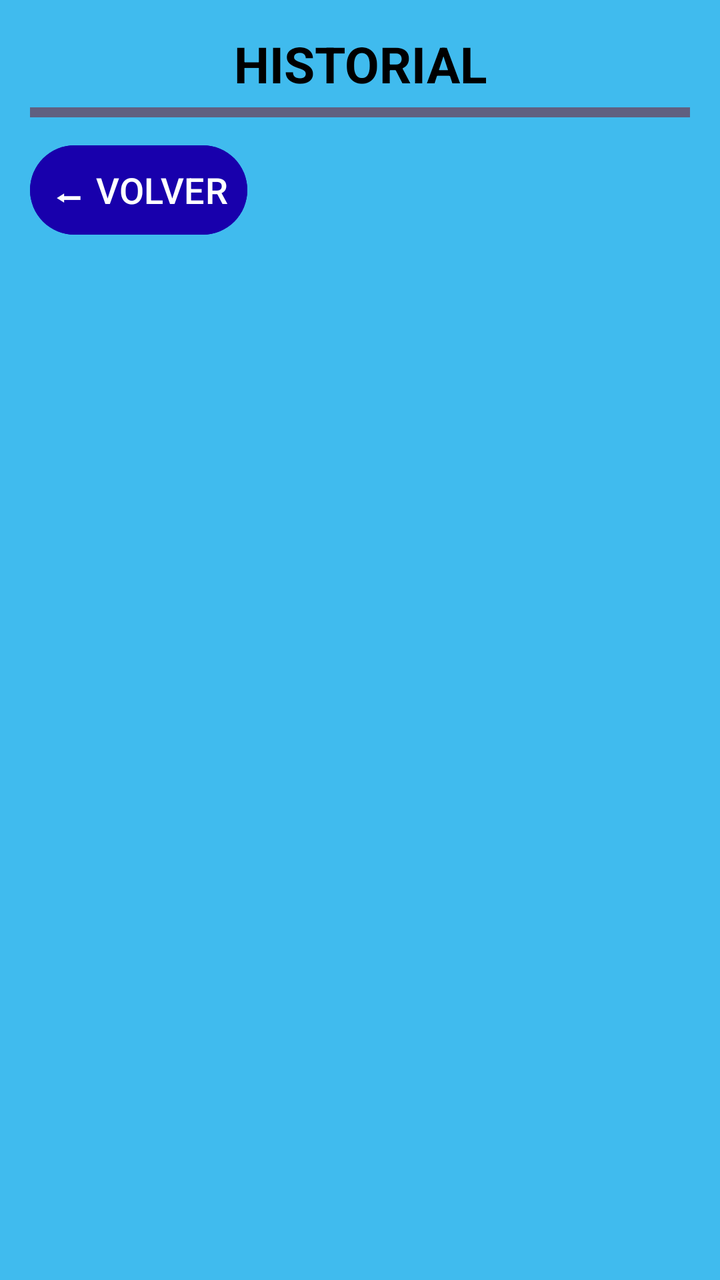
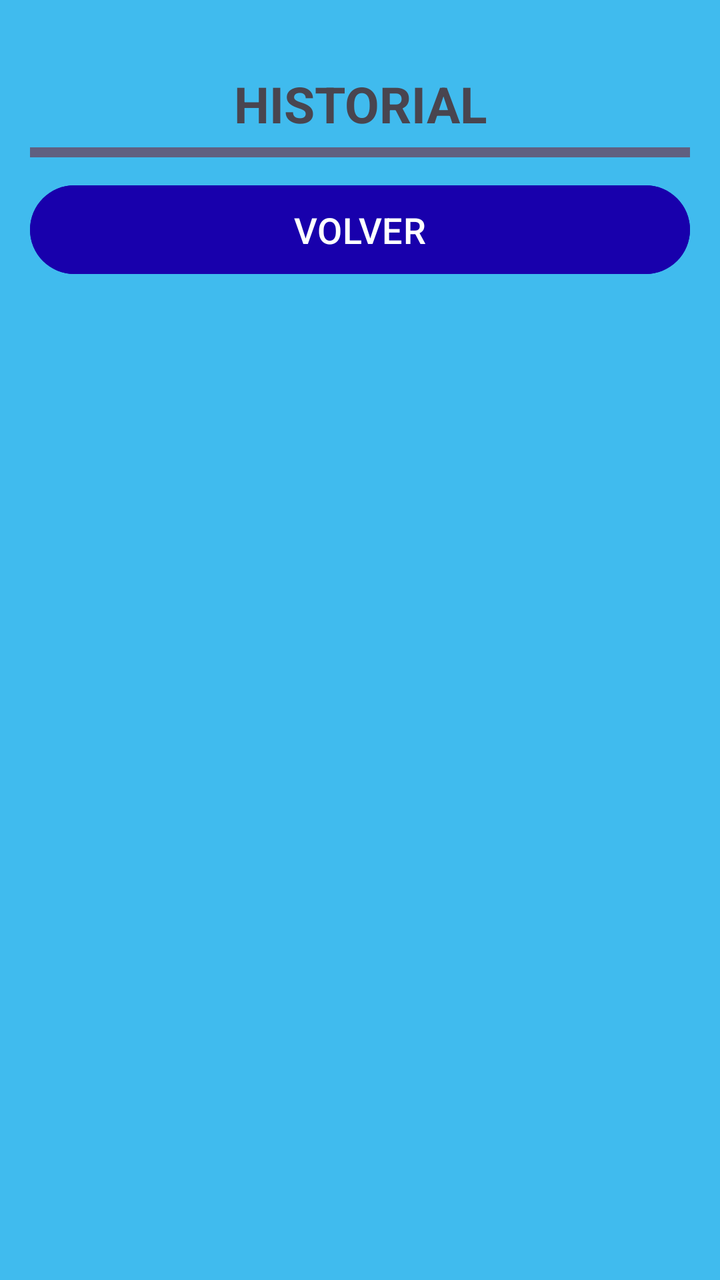

Screens rendered from an Android XML layout before and after an edit, with the pre-edit source and the edit as a unified diff.
<!-- AndroidManifest.xml: application theme Theme.SuperSexiBoys -->
<!-- res/layout/activity_tareas_terminadas.xml -->
<?xml version="1.0" encoding="utf-8"?>
<androidx.constraintlayout.widget.ConstraintLayout
    xmlns:android="http://schemas.android.com/apk/res/android"
    xmlns:app="http://schemas.android.com/apk/res-auto"
    xmlns:tools="http://schemas.android.com/tools"
    android:layout_width="match_parent"
    android:layout_height="match_parent"
    android:background="@color/celeste"
    android:padding="15dp">

    <TextView
        android:id="@+id/tvTituloHistorial"
        android:layout_width="match_parent"
        android:layout_height="wrap_content"
        android:gravity="center"
        android:text="HISTORIAL"
        android:textSize="25sp"
        android:textStyle="bold"
        android:textColor="@color/black"
        app:layout_constraintTop_toTopOf="parent"
        app:layout_constraintStart_toStartOf="parent" />

    <TextView
        android:id="@+id/lineaSeparadora"
        android:layout_width="match_parent"
        android:layout_height="5dp"
        app:layout_constraintTop_toBottomOf="@+id/tvTituloHistorial"
        android:layout_marginTop="5dp"
        android:layout_marginBottom="15dp"
        android:background="@color/plomo_oscuro" />

    <Button
        android:id="@+id/btnVolver"
        android:layout_width="wrap_content"
        android:layout_height="wrap_content"
        android:text="⬅ VOLVER"
        android:textColor="@color/white"
        android:textSize="18sp"
        android:backgroundTint="@color/azul_oscuro"
        android:padding="10dp"
        android:layout_marginTop="10dp"
        app:layout_constraintStart_toStartOf="parent"
        app:layout_constraintTop_toBottomOf="@id/lineaSeparadora"/>

    <androidx.recyclerview.widget.RecyclerView
        android:id="@+id/recyclerViewTerminadas"
        android:layout_width="match_parent"
        android:layout_height="0dp"
        android:layout_marginTop="15dp"
        app:layout_constraintTop_toBottomOf="@id/btnVolver"
        app:layout_constraintBottom_toBottomOf="parent"
        app:layout_constraintStart_toStartOf="parent"
        app:layout_constraintEnd_toEndOf="parent"/>

</androidx.constraintlayout.widget.ConstraintLayout>
<!-- resources referenced by this layout -->
<resources>
  <color name="azul_oscuro">#1800AC</color>
  <color name="black">#FF000000</color>
  <color name="celeste">#40BBEE</color>
  <color name="plomo_oscuro">#606080</color>
  <color name="white">#FFFFFFFF</color>
  <style name="Theme.SuperSexiBoys" parent="Base.Theme.SuperSexiBoys" />
  <style name="Base.Theme.SuperSexiBoys" parent="Theme.Material3.DayNight.NoActionBar">
          
          
      </style>
</resources>

<!-- the commit's change to res/layout/activity_tareas_terminadas.xml (unified diff, before → after) -->
@@ -2,45 +2,44 @@
 <androidx.constraintlayout.widget.ConstraintLayout
     xmlns:android="http://schemas.android.com/apk/res/android"
     xmlns:app="http://schemas.android.com/apk/res-auto"
-    xmlns:tools="http://schemas.android.com/tools"
     android:layout_width="match_parent"
     android:layout_height="match_parent"
     android:background="@color/celeste"
     android:padding="15dp">
 
     <TextView
-        android:id="@+id/tvTituloHistorial"
+        android:id="@+id/tituloHistorial"
         android:layout_width="match_parent"
         android:layout_height="wrap_content"
         android:gravity="center"
         android:text="HISTORIAL"
         android:textSize="25sp"
         android:textStyle="bold"
-        android:textColor="@color/black"
+        android:layout_marginTop="20dp"
         app:layout_constraintTop_toTopOf="parent"
         app:layout_constraintStart_toStartOf="parent" />
 
     <TextView
-        android:id="@+id/lineaSeparadora"
+        android:id="@+id/lineaSeparadoraHisto"
         android:layout_width="match_parent"
         android:layout_height="5dp"
-        app:layout_constraintTop_toBottomOf="@+id/tvTituloHistorial"
+        app:layout_constraintTop_toBottomOf="@+id/tituloHistorial"
         android:layout_marginTop="5dp"
         android:layout_marginBottom="15dp"
         android:background="@color/plomo_oscuro" />
 
     <Button
         android:id="@+id/btnVolver"
-        android:layout_width="wrap_content"
+        android:layout_width="match_parent"
         android:layout_height="wrap_content"
-        android:text="⬅ VOLVER"
+        android:text="VOLVER"
         android:textColor="@color/white"
         android:textSize="18sp"
         android:backgroundTint="@color/azul_oscuro"
         android:padding="10dp"
         android:layout_marginTop="10dp"
         app:layout_constraintStart_toStartOf="parent"
-        app:layout_constraintTop_toBottomOf="@id/lineaSeparadora"/>
+        app:layout_constraintTop_toBottomOf="@id/lineaSeparadoraHisto"/>
 
     <androidx.recyclerview.widget.RecyclerView
         android:id="@+id/recyclerViewTerminadas"
<!-- resource entries referenced after the edit -->
@@ -1,7 +1,6 @@
 <!-- resources referenced by this layout -->
 <resources>
   <color name="azul_oscuro">#1800AC</color>
-  <color name="black">#FF000000</color>
   <color name="celeste">#40BBEE</color>
   <color name="plomo_oscuro">#606080</color>
   <color name="white">#FFFFFFFF</color>
